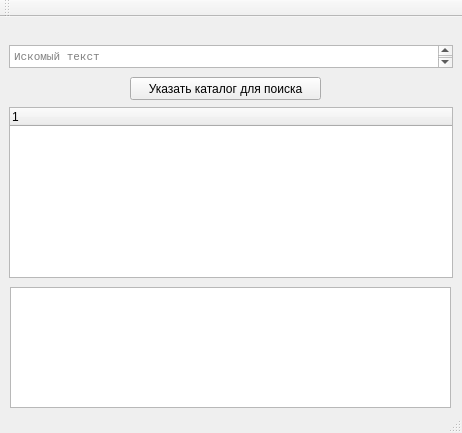
First picture: the form in mainwindow.ui, repository GitHubLaboratory/Text_search_system, before the edit.
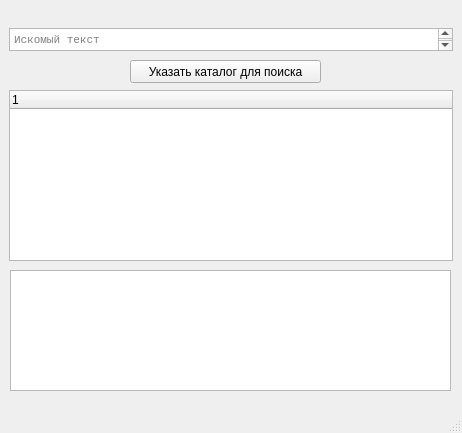
Second picture: the form after the edit.

Commit message: update visual effects window

What changed in the file:
```diff
--- a/mainwindow.ui
+++ b/mainwindow.ui
@@ -88,14 +88,6 @@
     </rect>
    </property>
   </widget>
-  <widget class="QToolBar" name="mainToolBar">
-   <attribute name="toolBarArea">
-    <enum>TopToolBarArea</enum>
-   </attribute>
-   <attribute name="toolBarBreak">
-    <bool>false</bool>
-   </attribute>
-  </widget>
   <widget class="QStatusBar" name="statusBar"/>
  </widget>
  <layoutdefault spacing="6" margin="11"/>
```
Left out of the diff: 2 changed lines with no effect on the pictures. The commit also changes 1 other file.
